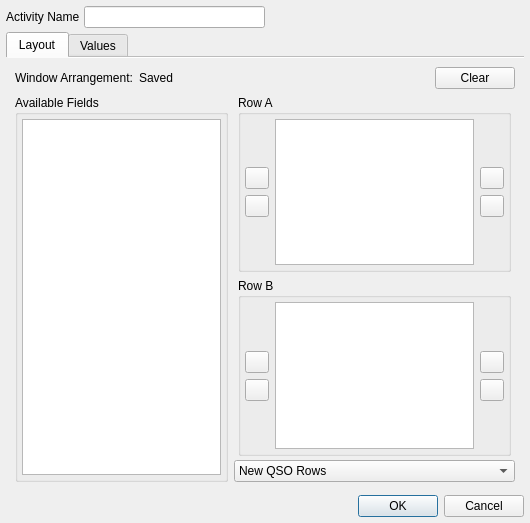
Old version of the form ui/ActivityEditor.ui in the repository aa5sh/QLog.
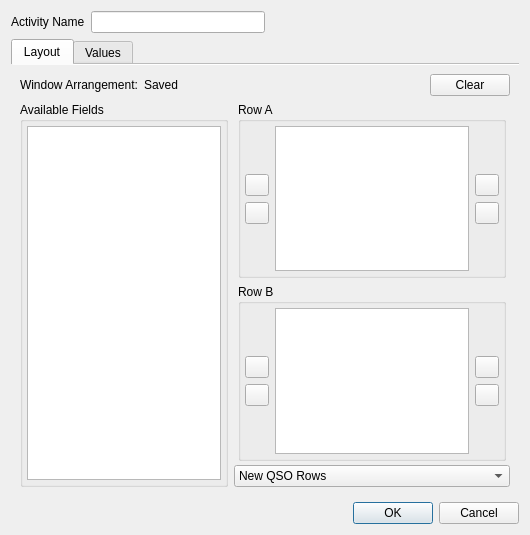
New version of the form. Icons and pictures are not drawn.

Commit message: Fixing #989 - Activity: Changed size policy

```diff
--- a/ui/ActivityEditor.ui
+++ b/ui/ActivityEditor.ui
@@ -7,28 +7,13 @@
     <x>0</x>
     <y>0</y>
     <width>530</width>
-    <height>523</height>
+    <height>535</height>
    </rect>
   </property>
   <property name="windowTitle">
    <string>Activity Editor</string>
   </property>
   <layout class="QVBoxLayout" name="verticalLayout">
-   <property name="spacing">
-    <number>4</number>
-   </property>
-   <property name="leftMargin">
-    <number>6</number>
-   </property>
-   <property name="topMargin">
-    <number>6</number>
-   </property>
-   <property name="rightMargin">
-    <number>6</number>
-   </property>
-   <property name="bottomMargin">
-    <number>6</number>
-   </property>
    <item>
     <layout class="QHBoxLayout" name="horizontalLayout">
      <item>
```
The commit also changes 1 other file.
